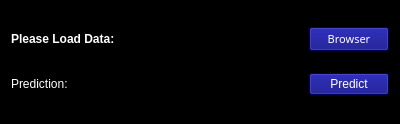
Above: GOOG_APP.ui from Mohammadhoseinajorloo/GOOG-PROJECT before the change. Below: the same form after it.
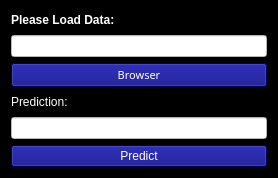
That is the form after the change.

Commit message: mdified ui file and pipfile and rename main.py and add new file for window proggram

```diff
--- a/GOOG_APP.ui
+++ b/GOOG_APP.ui
@@ -6,8 +6,8 @@
    <rect>
     <x>0</x>
     <y>0</y>
-    <width>400</width>
-    <height>124</height>
+    <width>278</width>
+    <height>178</height>
    </rect>
   </property>
   <property name="windowTitle">
@@ -18,9 +18,7 @@
   </property>
   <layout class="QGridLayout" name="gridLayout">
    <item row="0" column="0">
-    <layout class="QHBoxLayout" name="horizontalLayout_2">
-     <item>
-      <layout class="QHBoxLayout" name="horizontalLayout">
+    <layout class="QVBoxLayout" name="verticalLayout">
        <item>
         <widget class="QLabel" name="label">
          <property name="font">
@@ -40,7 +38,8 @@
        <item>
         <widget class="QLineEdit" name="lineEdit">
          <property name="styleSheet">
-          <string notr="true">color: rgb(255, 255, 255);</string>
+        <string notr="true">color: rgb(255, 255, 255);
+background-color: rgb(255, 255, 255);</string>
          </property>
         </widget>
        </item>
@@ -50,7 +49,7 @@
           <font>
            <family>Yu Gothic UI Semibold</family>
            <pointsize>8</pointsize>
-           <weight>7</weight>
+         <weight>8</weight>
            <italic>false</italic>
            <bold>false</bold>
           </font>
@@ -71,12 +70,6 @@
          </property>
         </widget>
        </item>
-      </layout>
-     </item>
-    </layout>
-   </item>
-   <item row="1" column="0">
-    <layout class="QHBoxLayout" name="horizontalLayout_4">
      <item>
       <widget class="QLabel" name="label_2">
        <property name="styleSheet">
@@ -90,10 +83,12 @@
       </widget>
      </item>
      <item>
-      <layout class="QHBoxLayout" name="horizontalLayout_3"/>
-     </item>
-     <item>
-      <widget class="QLineEdit" name="lineEdit_2"/>
+      <widget class="QLineEdit" name="lineEdit_2">
+       <property name="styleSheet">
+        <string notr="true">color: rgb(255, 255, 255);
+background-color: rgb(255, 255, 255);</string>
+       </property>
+      </widget>
      </item>
      <item>
       <widget class="QPushButton" name="pushButton_2">
```
Left out of the diff: 7 changed lines with no effect on the pictures. Lines whose indentation alone changed are shown as unchanged. The commit also changes 3 other files.
